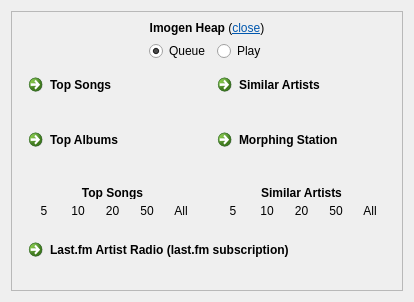
Qt form hathor/hplaywidget.ui (jnetterf/hathor) before a commit.
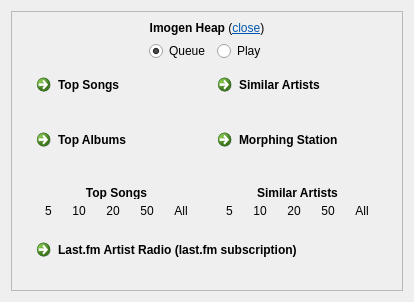
The same form after that commit. Icons and pictures are not drawn.

Diff of the .ui file:
```diff
--- a/hathor/hplaywidget.ui
+++ b/hathor/hplaywidget.ui
@@ -7,7 +7,7 @@
     <x>0</x>
     <y>0</y>
     <width>414</width>
-    <height>262</height>
+    <height>277</height>
    </rect>
   </property>
   <property name="windowTitle">
@@ -26,14 +26,20 @@
       <enum>QFrame::Raised</enum>
      </property>
      <layout class="QGridLayout" name="gridLayout_2">
-      <item row="0" column="0" colspan="2">
-       <widget class="QLabel" name="label_info">
-        <property name="text">
-         <string>&lt;html&gt;&lt;head/&gt;&lt;body&gt;&lt;p align=&quot;center&quot;&gt;&lt;span style=&quot; font-weight:600;&quot;&gt;Imogen Heap&lt;/span&gt; (&lt;a href=&quot;close&quot;&gt;&lt;span style=&quot; text-decoration: underline; color:#0057ae;&quot;&gt;close&lt;/span&gt;&lt;/a&gt;)&lt;/p&gt;&lt;/body&gt;&lt;/html&gt;</string>
+      <item row="2" column="3">
+       <spacer name="horizontalSpacer_3">
+        <property name="orientation">
+         <enum>Qt::Horizontal</enum>
         </property>
-       </widget>
+        <property name="sizeHint" stdset="0">
+         <size>
+          <width>0</width>
+          <height>0</height>
+         </size>
+        </property>
+       </spacer>
       </item>
-      <item row="3" column="0" colspan="2">
+      <item row="3" column="1" colspan="2">
        <widget class="QCommandLinkButton" name="commandLinkButton_6">
         <property name="minimumSize">
          <size>
@@ -62,7 +68,7 @@
         </property>
        </widget>
       </item>
-      <item row="2" column="0">
+      <item row="2" column="1">
        <layout class="QVBoxLayout" name="verticalLayout_2">
         <item>
          <widget class="QCommandLinkButton" name="button_topSongs">
@@ -229,7 +235,7 @@
         </item>
        </layout>
       </item>
-      <item row="2" column="1">
+      <item row="2" column="2">
        <layout class="QVBoxLayout" name="verticalLayout_3">
         <item>
          <widget class="QCommandLinkButton" name="button_similarArtists">
@@ -396,7 +402,27 @@
         </item>
        </layout>
       </item>
-      <item row="1" column="0" colspan="2">
+      <item row="2" column="0">
+       <spacer name="horizontalSpacer_4">
+        <property name="orientation">
+         <enum>Qt::Horizontal</enum>
+        </property>
+        <property name="sizeHint" stdset="0">
+         <size>
+          <width>0</width>
+          <height>0</height>
+         </size>
+        </property>
+       </spacer>
+      </item>
+      <item row="0" column="0" colspan="4">
+       <widget class="QLabel" name="label_info">
+        <property name="text">
+         <string>&lt;html&gt;&lt;head/&gt;&lt;body&gt;&lt;p align=&quot;center&quot;&gt;&lt;span style=&quot; font-weight:600;&quot;&gt;Imogen Heap&lt;/span&gt; (&lt;a href=&quot;close&quot;&gt;&lt;span style=&quot; text-decoration: underline; color:#0057ae;&quot;&gt;close&lt;/span&gt;&lt;/a&gt;)&lt;/p&gt;&lt;/body&gt;&lt;/html&gt;</string>
+        </property>
+       </widget>
+      </item>
+      <item row="1" column="0" colspan="4">
        <layout class="QHBoxLayout" name="horizontalLayout">
         <item>
          <spacer name="horizontalSpacer_2">
```
